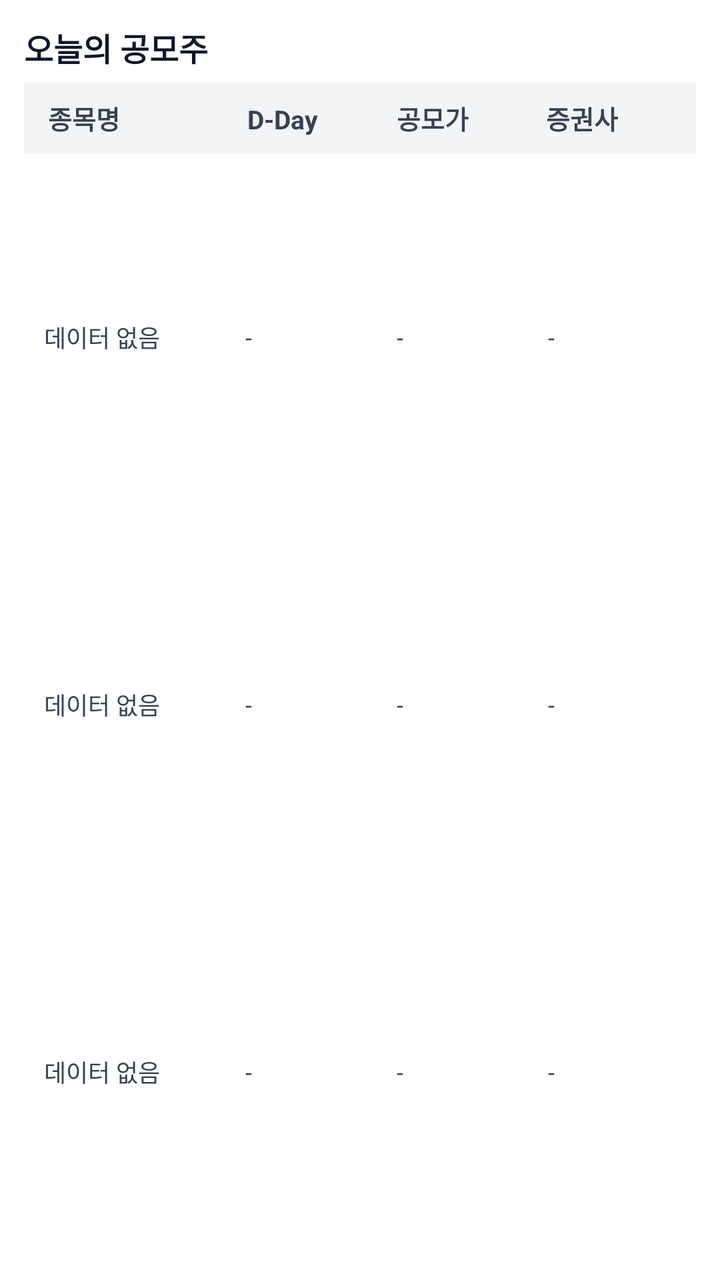
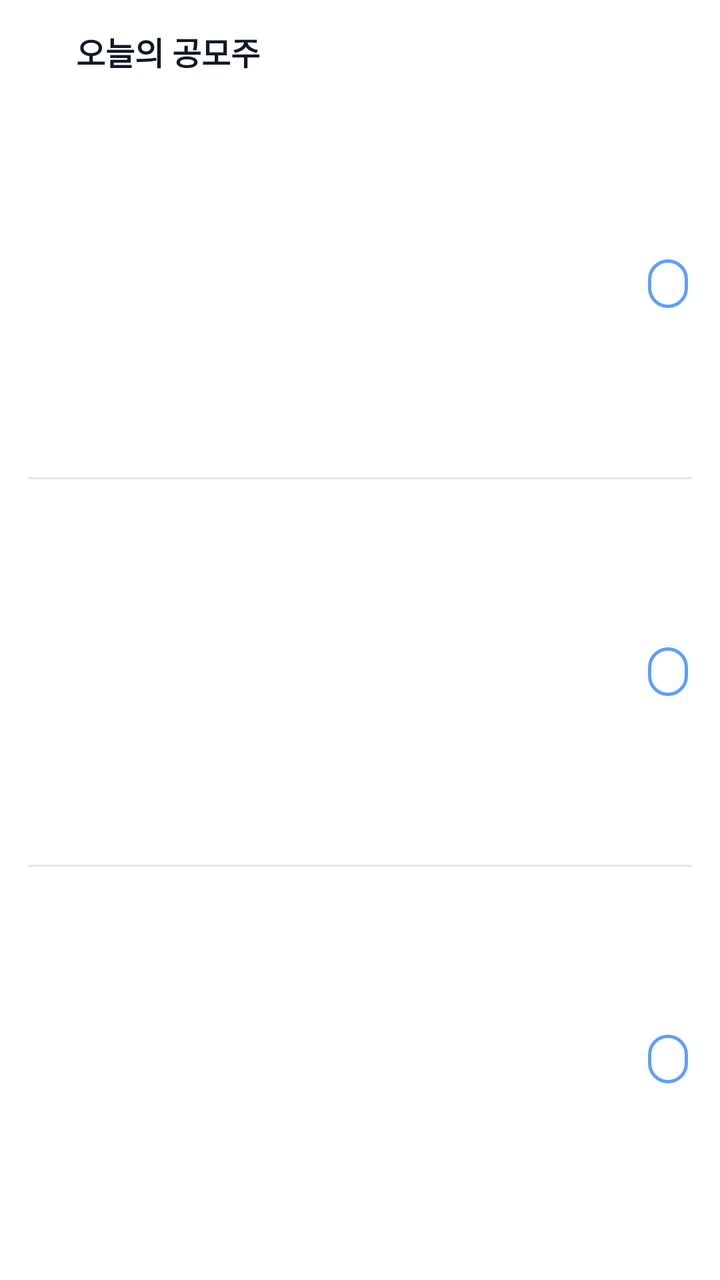

Before-and-after screenshots of an Android layout around one commit, followed by the original layout XML and the change that was made.
<!-- AndroidManifest.xml: application theme AppTheme -->
<!-- res/layout/widget_layout.xml -->
<?xml version="1.0" encoding="utf-8"?>
<LinearLayout xmlns:android="http://schemas.android.com/apk/res/android"
    android:id="@+id/widget_root"
    android:layout_width="match_parent"
    android:layout_height="match_parent"
    android:orientation="vertical"
    android:padding="12dp"
    android:background="@color/widget_background">

    
    <ImageView
        android:id="@+id/widget_loading_image"
        android:layout_width="48dp"
        android:layout_height="48dp"
        android:layout_gravity="center"
        android:src="@drawable/widget_loading_icon"
        android:visibility="gone" />

    
    <LinearLayout
        android:id="@+id/widget_content_layout"
        android:layout_width="match_parent"
        android:layout_height="match_parent"
        android:orientation="vertical">

        
        <TextView
            android:id="@+id/widget_title"
            android:layout_width="wrap_content"
            android:layout_height="wrap_content"
            android:text="오늘의 공모주"
            android:textSize="16sp"
            android:textStyle="bold"
            android:textColor="@color/widget_title_text"
            android:layout_marginBottom="6dp" />

        
        <LinearLayout
            android:layout_width="match_parent"
            android:layout_height="wrap_content"
            android:orientation="horizontal"
            android:background="@color/widget_header_background"
            android:paddingVertical="8dp"
            android:paddingHorizontal="6dp">

            <TextView
                android:id="@+id/header_name"
                android:layout_width="0dp"
                android:layout_height="wrap_content"
                android:layout_weight="2"
                android:text="종목명"
                android:textSize="13sp"
                android:textStyle="bold"
                android:textColor="@color/widget_header_text"
                android:paddingStart="6dp" />

            <TextView
                android:id="@+id/header_dday"
                android:layout_width="0dp"
                android:layout_height="wrap_content"
                android:layout_weight="1.5"
                android:gravity="start"
                android:text="D-Day"
                android:textColor="@color/widget_header_text"
                android:textSize="13sp"
                android:textStyle="bold"
                android:paddingStart="6dp" />

            <TextView
                android:layout_width="0dp"
                android:layout_height="wrap_content"
                android:layout_weight="1.5"
                android:gravity="start"
                android:text="공모가"
                android:textSize="13sp"
                android:textStyle="bold"
                android:textColor="@color/widget_header_text"
                android:paddingStart="6dp" />

            <TextView
                android:layout_width="0dp"
                android:layout_height="wrap_content"
                android:layout_weight="1.5"
                android:gravity="start"
                android:text="증권사"
                android:textSize="13sp"
                android:textStyle="bold"
                android:textColor="@color/widget_header_text"
                android:paddingStart="6dp" />
        </LinearLayout>

        
        <LinearLayout
            android:layout_width="match_parent"
            android:layout_height="0dp"
            android:layout_weight="1"
            android:orientation="horizontal"
            android:gravity="center_vertical"
            android:paddingHorizontal="4dp">

            <TextView
                android:id="@+id/row1_name"
                android:layout_width="0dp"
                android:layout_height="wrap_content"
                android:layout_weight="2"
                android:text="데이터 없음"
                android:textSize="12sp"
                android:textColor="@color/widget_header_text"
                android:maxLines="1"
                android:ellipsize="start"
                android:paddingStart="6dp" />

            <TextView
                android:id="@+id/row1_dday"
                android:layout_width="0dp"
                android:layout_height="wrap_content"
                android:layout_weight="1.5"
                android:gravity="start"
                android:text="-"
                android:textSize="12sp"
                android:textColor="@color/widget_header_text"
                android:paddingStart="6dp" />

            <TextView
                android:id="@+id/row1_price"
                android:layout_width="0dp"
                android:layout_height="wrap_content"
                android:layout_weight="1.5"
                android:gravity="start"
                android:text="-"
                android:textSize="12sp"
                android:textColor="@color/widget_header_text"
                android:paddingStart="6dp" />

            <TextView
                android:id="@+id/row1_securities"
                android:layout_width="0dp"
                android:layout_height="wrap_content"
                android:layout_weight="1.5"
                android:gravity="start"
                android:text="-"
                android:textSize="12sp"
                android:textColor="@color/widget_header_text"
                android:maxLines="1"
                android:ellipsize="end"
                android:paddingStart="6dp" />
        </LinearLayout>

        
        <LinearLayout
            android:layout_width="match_parent"
            android:layout_height="0dp"
            android:layout_weight="1"
            android:orientation="horizontal"
            android:gravity="center_vertical"
            android:paddingHorizontal="4dp">

            <TextView
                android:id="@+id/row2_name"
                android:layout_width="0dp"
                android:layout_height="wrap_content"
                android:layout_weight="2"
                android:text="데이터 없음"
                android:textSize="12sp"
                android:textColor="@color/widget_header_text"
                android:maxLines="1"
                android:ellipsize="start"
                android:paddingStart="6dp" />

            <TextView
                android:id="@+id/row2_dday"
                android:layout_width="0dp"
                android:layout_height="wrap_content"
                android:layout_weight="1.5"
                android:gravity="start"
                android:text="-"
                android:textSize="12sp"
                android:textColor="@color/widget_header_text"
                android:paddingStart="6dp" />

            <TextView
                android:id="@+id/row2_price"
                android:layout_width="0dp"
                android:layout_height="wrap_content"
                android:layout_weight="1.5"
                android:gravity="start"
                android:text="-"
                android:textSize="12sp"
                android:textColor="@color/widget_header_text"
                android:paddingStart="6dp" />

            <TextView
                android:id="@+id/row2_securities"
                android:layout_width="0dp"
                android:layout_height="wrap_content"
                android:layout_weight="1.5"
                android:gravity="start"
                android:text="-"
                android:textSize="12sp"
                android:textColor="@color/widget_header_text"
                android:maxLines="1"
                android:ellipsize="end"
                android:paddingStart="6dp" />
        </LinearLayout>

        
        <LinearLayout
            android:layout_width="match_parent"
            android:layout_height="0dp"
            android:layout_weight="1"
            android:orientation="horizontal"
            android:gravity="center_vertical"
            android:paddingHorizontal="4dp">

            <TextView
                android:id="@+id/row3_name"
                android:layout_width="0dp"
                android:layout_height="wrap_content"
                android:layout_weight="2"
                android:text="데이터 없음"
                android:textSize="12sp"
                android:textColor="@color/widget_header_text"
                android:maxLines="1"
                android:ellipsize="start"
                android:paddingStart="6dp" />

            <TextView
                android:id="@+id/row3_dday"
                android:layout_width="0dp"
                android:layout_height="wrap_content"
                android:layout_weight="1.5"
                android:gravity="start"
                android:text="-"
                android:textSize="12sp"
                android:textColor="@color/widget_header_text"
                android:paddingStart="6dp" />

            <TextView
                android:id="@+id/row3_price"
                android:layout_width="0dp"
                android:layout_height="wrap_content"
                android:layout_weight="1.5"
                android:gravity="start"
                android:text="-"
                android:textSize="12sp"
                android:textColor="@color/widget_header_text"
                android:paddingStart="6dp" />

            <TextView
                android:id="@+id/row3_securities"
                android:layout_width="0dp"
                android:layout_height="wrap_content"
                android:layout_weight="1.5"
                android:gravity="start"
                android:text="-"
                android:textSize="12sp"
                android:textColor="@color/widget_header_text"
                android:maxLines="1"
                android:ellipsize="end"
                android:paddingStart="6dp" />
        </LinearLayout>
    </LinearLayout>
</LinearLayout>
<!-- resources referenced by this layout -->
<resources>
  <color name="widget_background">#FFFFFF</color>
  <color name="widget_header_background">#F3F4F6</color>
  <color name="widget_header_text">#374151</color>
  <color name="widget_title_text">#111827</color>
  <!-- drawable widget_loading_icon: png bitmap (drawable, 696461 bytes) -->
  <style name="AppTheme" parent="Theme.AppCompat.DayNight.NoActionBar">
      <item name="android:enforceNavigationBarContrast" tools:targetApi="29">true</item>
      <item name="android:editTextBackground">@drawable/rn_edit_text_material</item>
      <item name="colorPrimary">@color/colorPrimary</item>
      <item name="android:statusBarColor">#ffffff</item>
    </style>
  <!-- drawable rn_edit_text_material (drawable) -->
  <?xml version="1.0" encoding="utf-8"?>
  <inset xmlns:android="http://schemas.android.com/apk/res/android"
         android:insetLeft="@dimen/abc_edit_text_inset_horizontal_material"
         android:insetRight="@dimen/abc_edit_text_inset_horizontal_material"
         android:insetTop="@dimen/abc_edit_text_inset_top_material"
         android:insetBottom="@dimen/abc_edit_text_inset_bottom_material"
         >
  
      <selector>
          
          <item android:state_enabled="false" android:drawable="@drawable/abc_textfield_default_mtrl_alpha"/>
          <item android:drawable="@drawable/abc_textfield_activated_mtrl_alpha"/>
      </selector>
  
  </inset>
  <color name="colorPrimary">#023c69</color>
</resources>

<!-- the commit's change to res/layout/widget_layout.xml (unified diff, before → after) -->
@@ -4,19 +4,20 @@
     android:layout_width="match_parent"
     android:layout_height="match_parent"
     android:orientation="vertical"
-    android:padding="12dp"
+    android:padding="14dp"
     android:background="@color/widget_background">
 
     
-    <ImageView
+    <TextView
         android:id="@+id/widget_loading_image"
-        android:layout_width="48dp"
-        android:layout_height="48dp"
-        android:layout_gravity="center"
-        android:src="@drawable/widget_loading_icon"
+        android:layout_width="match_parent"
+        android:layout_height="match_parent"
+        android:gravity="center"
+        android:text="오늘 공모 일정이 없어요"
+        android:textColor="@color/widget_empty_text"
+        android:textSize="14sp"
         android:visibility="gone" />
 
-    
     <LinearLayout
         android:id="@+id/widget_content_layout"
         android:layout_width="match_parent"
@@ -24,240 +25,139 @@
         android:orientation="vertical">
 
         
-        <TextView
-            android:id="@+id/widget_title"
+        <LinearLayout
             android:layout_width="wrap_content"
             android:layout_height="wrap_content"
-            android:text="오늘의 공모주"
-            android:textSize="16sp"
-            android:textStyle="bold"
-            android:textColor="@color/widget_title_text"
-            android:layout_marginBottom="6dp" />
-
-        
-        <LinearLayout
-            android:layout_width="match_parent"
-            android:layout_height="wrap_content"
             android:orientation="horizontal"
-            android:background="@color/widget_header_background"
-            android:paddingVertical="8dp"
-            android:paddingHorizontal="6dp">
-
+            android:gravity="center_vertical"
+            android:layout_marginBottom="8dp">
+            <ImageView
+                android:layout_width="18dp"
+                android:layout_height="18dp"
+                android:layout_marginEnd="6dp"
+                android:src="@mipmap/ic_launcher"
+                android:contentDescription="@null" />
             <TextView
-                android:id="@+id/header_name"
-                android:layout_width="0dp"
+                android:id="@+id/widget_title"
+                android:layout_width="wrap_content"
                 android:layout_height="wrap_content"
-                android:layout_weight="2"
-                android:text="종목명"
-                android:textSize="13sp"
+                android:text="오늘의 공모주"
+                android:textSize="16sp"
                 android:textStyle="bold"
-                android:textColor="@color/widget_header_text"
-                android:paddingStart="6dp" />
-
-            <TextView
-                android:id="@+id/header_dday"
-                android:layout_width="0dp"
-                android:layout_height="wrap_content"
-                android:layout_weight="1.5"
-                android:gravity="start"
-                android:text="D-Day"
-                android:textColor="@color/widget_header_text"
-                android:textSize="13sp"
-                android:textStyle="bold"
-                android:paddingStart="6dp" />
-
-            <TextView
-                android:layout_width="0dp"
-                android:layout_height="wrap_content"
-                android:layout_weight="1.5"
-                android:gravity="start"
-                android:text="공모가"
-                android:textSize="13sp"
-                android:textStyle="bold"
-                android:textColor="@color/widget_header_text"
-                android:paddingStart="6dp" />
-
-            <TextView
-                android:layout_width="0dp"
-                android:layout_height="wrap_content"
-                android:layout_weight="1.5"
-                android:gravity="start"
-                android:text="증권사"
-                android:textSize="13sp"
-                android:textStyle="bold"
-                android:textColor="@color/widget_header_text"
-                android:paddingStart="6dp" />
+                android:textColor="@color/widget_title_text" />
         </LinearLayout>
 
         
         <LinearLayout
+            android:id="@+id/row1_container"
             android:layout_width="match_parent"
             android:layout_height="0dp"
             android:layout_weight="1"
             android:orientation="horizontal"
             android:gravity="center_vertical"
-            android:paddingHorizontal="4dp">
+            android:paddingHorizontal="2dp">
 
-            <TextView
-                android:id="@+id/row1_name"
+            <LinearLayout
                 android:layout_width="0dp"
                 android:layout_height="wrap_content"
-                android:layout_weight="2"
-                android:text="데이터 없음"
-                android:textSize="12sp"
-                android:textColor="@color/widget_header_text"
-                android:maxLines="1"
-                android:ellipsize="start"
-                android:paddingStart="6dp" />
+                android:layout_weight="1"
+                android:orientation="vertical">
+                <TextView android:id="@+id/row1_name"
+                    android:layout_width="match_parent" android:layout_height="wrap_content"
+                    android:textSize="15sp" android:textStyle="bold"
+                    android:textColor="@color/widget_content_text"
+                    android:maxLines="1" android:ellipsize="end" />
+                <TextView android:id="@+id/row1_meta"
+                    android:layout_width="match_parent" android:layout_height="wrap_content"
+                    android:layout_marginTop="2dp"
+                    android:textSize="11sp" android:textColor="@color/widget_meta_text"
+                    android:maxLines="1" android:ellipsize="end" />
+            </LinearLayout>
 
-            <TextView
-                android:id="@+id/row1_dday"
-                android:layout_width="0dp"
-                android:layout_height="wrap_content"
-                android:layout_weight="1.5"
-                android:gravity="start"
-                android:text="-"
-                android:textSize="12sp"
-                android:textColor="@color/widget_header_text"
-                android:paddingStart="6dp" />
-
-            <TextView
-                android:id="@+id/row1_price"
-                android:layout_width="0dp"
-                android:layout_height="wrap_content"
-                android:layout_weight="1.5"
-                android:gravity="start"
-                android:text="-"
-                android:textSize="12sp"
-                android:textColor="@color/widget_header_text"
-                android:paddingStart="6dp" />
-
-            <TextView
-                android:id="@+id/row1_securities"
-                android:layout_width="0dp"
-                android:layout_height="wrap_content"
-                android:layout_weight="1.5"
-                android:gravity="start"
-                android:text="-"
-                android:textSize="12sp"
-                android:textColor="@color/widget_header_text"
-                android:maxLines="1"
-                android:ellipsize="end"
-                android:paddingStart="6dp" />
+            <TextView android:id="@+id/row1_badge"
+                android:layout_width="wrap_content" android:layout_height="wrap_content"
+                android:layout_marginStart="8dp"
+                android:paddingHorizontal="10dp" android:paddingVertical="4dp"
+                android:textSize="12sp" android:textStyle="bold"
+                android:textColor="@color/widget_badge_sub"
+                android:background="@drawable/widget_badge_sub" />
         </LinearLayout>
 
         
         <LinearLayout
+            android:id="@+id/row2_container"
             android:layout_width="match_parent"
             android:layout_height="0dp"
             android:layout_weight="1"
-            android:orientation="horizontal"
-            android:gravity="center_vertical"
-            android:paddingHorizontal="4dp">
-
-            <TextView
-                android:id="@+id/row2_name"
-                android:layout_width="0dp"
-                android:layout_height="wrap_content"
-                android:layout_weight="2"
-                android:text="데이터 없음"
-                android:textSize="12sp"
-                android:textColor="@color/widget_header_text"
-                android:maxLines="1"
-                android:ellipsize="start"
-                android:paddingStart="6dp" />
-
-            <TextView
-                android:id="@+id/row2_dday"
-                android:layout_width="0dp"
-                android:layout_height="wrap_content"
-                android:layout_weight="1.5"
-                android:gravity="start"
-                android:text="-"
-                android:textSize="12sp"
-                android:textColor="@color/widget_header_text"
-                android:paddingStart="6dp" />
-
-            <TextView
-                android:id="@+id/row2_price"
-                android:layout_width="0dp"
-                android:layout_height="wrap_content"
-                android:layout_weight="1.5"
-                android:gravity="start"
-                android:text="-"
-                android:textSize="12sp"
-                android:textColor="@color/widget_header_text"
-                android:paddingStart="6dp" />
-
-            <TextView
-                android:id="@+id/row2_securities"
-                android:layout_width="0dp"
-                android:layout_height="wrap_content"
-                android:layout_weight="1.5"
-                android:gravity="start"
-                android:text="-"
-                android:textSize="12sp"
-                android:textColor="@color/widget_header_text"
-                android:maxLines="1"
-                android:ellipsize="end"
-                android:paddingStart="6dp" />
+            android:orientation="vertical">
+            <View android:layout_width="match_parent" android:layout_height="1dp"
+                android:background="@color/widget_divider" />
+            <LinearLayout
+                android:layout_width="match_parent" android:layout_height="0dp"
+                android:layout_weight="1"
+                android:orientation="horizontal" android:gravity="center_vertical"
+                android:paddingHorizontal="2dp">
+                <LinearLayout
+                    android:layout_width="0dp" android:layout_height="wrap_content"
+                    android:layout_weight="1" android:orientation="vertical">
+                    <TextView android:id="@+id/row2_name"
+                        android:layout_width="match_parent" android:layout_height="wrap_content"
+                        android:textSize="15sp" android:textStyle="bold"
+                        android:textColor="@color/widget_content_text"
+                        android:maxLines="1" android:ellipsize="end" />
+                    <TextView android:id="@+id/row2_meta"
+                        android:layout_width="match_parent" android:layout_height="wrap_content"
+                        android:layout_marginTop="2dp"
+                        android:textSize="11sp" android:textColor="@color/widget_meta_text"
+                        android:maxLines="1" android:ellipsize="end" />
+                </LinearLayout>
+                <TextView android:id="@+id/row2_badge"
+                    android:layout_width="wrap_content" android:layout_height="wrap_content"
+                    android:layout_marginStart="8dp"
+                    android:paddingHorizontal="10dp" android:paddingVertical="4dp"
+                    android:textSize="12sp" android:textStyle="bold"
+                    android:textColor="@color/widget_badge_sub"
+                    android:background="@drawable/widget_badge_sub" />
+            </LinearLayout>
         </LinearLayout>
 
         
         <LinearLayout
+            android:id="@+id/row3_container"
             android:layout_width="match_parent"
             android:layout_height="0dp"
             android:layout_weight="1"
-            android:orientation="horizontal"
-            android:gravity="center_vertical"
-            android:paddingHorizontal="4dp">
+            android:orientation="vertical">
+            <View android:layout_width="match_parent" android:layout_height="1dp"
+                android:background="@color/widget_divider" />
+            <LinearLayout
+                android:layout_width="match_parent" android:layout_height="0dp"
+                android:layout_weight="1"
+                android:orientation="horizontal" android:gravity="center_vertical"
+                android:paddingHorizontal="2dp">
+                <LinearLayout
+                    android:layout_width="0dp" android:layout_height="wrap_content"
+                    android:layout_weight="1" android:orientation="vertical">
+                    <TextView android:id="@+id/row3_name"
+                        android:layout_width="match_parent" android:layout_height="wrap_content"
+                        android:textSize="15sp" android:textStyle="bold"
+                        android:textColor="@color/widget_content_text"
+                        android:maxLines="1" android:ellipsize="end" />
+                    <TextView android:id="@+id/row3_meta"
+                        android:layout_width="match_parent" android:layout_height="wrap_content"
+                        android:layout_marginTop="2dp"
+                        android:textSize="11sp" android:textColor="@color/widget_meta_text"
+                        android:maxLines="1" android:ellipsize="end" />
+                </LinearLayout>
+                <TextView android:id="@+id/row3_badge"
+                    android:layout_width="wrap_content" android:layout_height="wrap_content"
+                    android:layout_marginStart="8dp"
+                    android:paddingHorizontal="10dp" android:paddingVertical="4dp"
+                    android:textSize="12sp" android:textStyle="bold"
+                    android:textColor="@color/widget_badge_sub"
+                    android:background="@drawable/widget_badge_sub" />
+            </LinearLayout>
+        </LinearLayout>
 
-            <TextView
-                android:id="@+id/row3_name"
-                android:layout_width="0dp"
-                android:layout_height="wrap_content"
-                android:layout_weight="2"
-                android:text="데이터 없음"
-                android:textSize="12sp"
-                android:textColor="@color/widget_header_text"
-                android:maxLines="1"
-                android:ellipsize="start"
-                android:paddingStart="6dp" />
-
-            <TextView
-                android:id="@+id/row3_dday"
-                android:layout_width="0dp"
-                android:layout_height="wrap_content"
-                android:layout_weight="1.5"
-                android:gravity="start"
-                android:text="-"
-                android:textSize="12sp"
-                android:textColor="@color/widget_header_text"
-                android:paddingStart="6dp" />
-
-            <TextView
-                android:id="@+id/row3_price"
-                android:layout_width="0dp"
-                android:layout_height="wrap_content"
-                android:layout_weight="1.5"
-                android:gravity="start"
-                android:text="-"
-                android:textSize="12sp"
-                android:textColor="@color/widget_header_text"
-                android:paddingStart="6dp" />
-
-            <TextView
-                android:id="@+id/row3_securities"
-                android:layout_width="0dp"
-                android:layout_height="wrap_content"
-                android:layout_weight="1.5"
-                android:gravity="start"
-                android:text="-"
-                android:textSize="12sp"
-                android:textColor="@color/widget_header_text"
-                android:maxLines="1"
-                android:ellipsize="end"
-                android:paddingStart="6dp" />
-        </LinearLayout>
     </LinearLayout>
 </LinearLayout>
<!-- resource entries referenced after the edit -->
@@ -1,16 +1,33 @@
 <!-- resources referenced by this layout -->
 <resources>
   <color name="widget_background">#FFFFFF</color>
-  <color name="widget_header_background">#F3F4F6</color>
-  <color name="widget_header_text">#374151</color>
+  <color name="widget_badge_sub">#5B9FFF</color>
+  <color name="widget_content_text">#111827</color>
+  <color name="widget_divider">#E5E7EB</color>
+  <color name="widget_empty_text">#9CA3AF</color>
+  <color name="widget_meta_text">#6B7280</color>
   <color name="widget_title_text">#111827</color>
-  <!-- drawable widget_loading_icon: png bitmap (drawable, 696461 bytes) -->
+  <!-- drawable widget_badge_sub (drawable) -->
+  <?xml version="1.0" encoding="utf-8"?>
+  <shape xmlns:android="http://schemas.android.com/apk/res/android" android:shape="rectangle">
+      <solid android:color="@color/widget_badge_bg" />
+      <stroke android:width="1.5dp" android:color="@color/widget_badge_sub" />
+      <corners android:radius="999dp" />
+  </shape>
+  <!-- mipmap ic_launcher (mipmap-anydpi-v26) -->
+  <?xml version="1.0" encoding="utf-8"?>
+  <adaptive-icon xmlns:android="http://schemas.android.com/apk/res/android">
+      <background android:drawable="@mipmap/ic_launcher_background"/>
+      <foreground android:drawable="@mipmap/ic_launcher_foreground"/>
+      <monochrome android:drawable="@mipmap/ic_launcher_monochrome"/>
+  </adaptive-icon>
   <style name="AppTheme" parent="Theme.AppCompat.DayNight.NoActionBar">
       <item name="android:enforceNavigationBarContrast" tools:targetApi="29">true</item>
       <item name="android:editTextBackground">@drawable/rn_edit_text_material</item>
       <item name="colorPrimary">@color/colorPrimary</item>
       <item name="android:statusBarColor">#ffffff</item>
     </style>
+  <color name="widget_badge_bg">#FFFFFF</color>
   <!-- drawable rn_edit_text_material (drawable) -->
   <?xml version="1.0" encoding="utf-8"?>
   <inset xmlns:android="http://schemas.android.com/apk/res/android"
